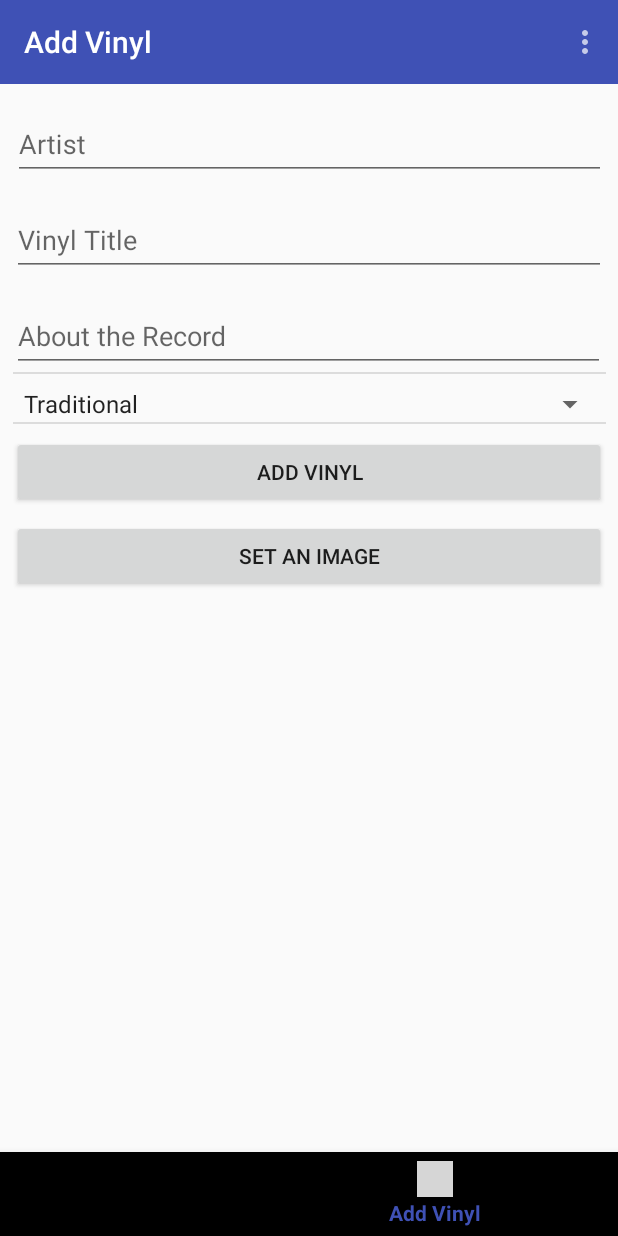
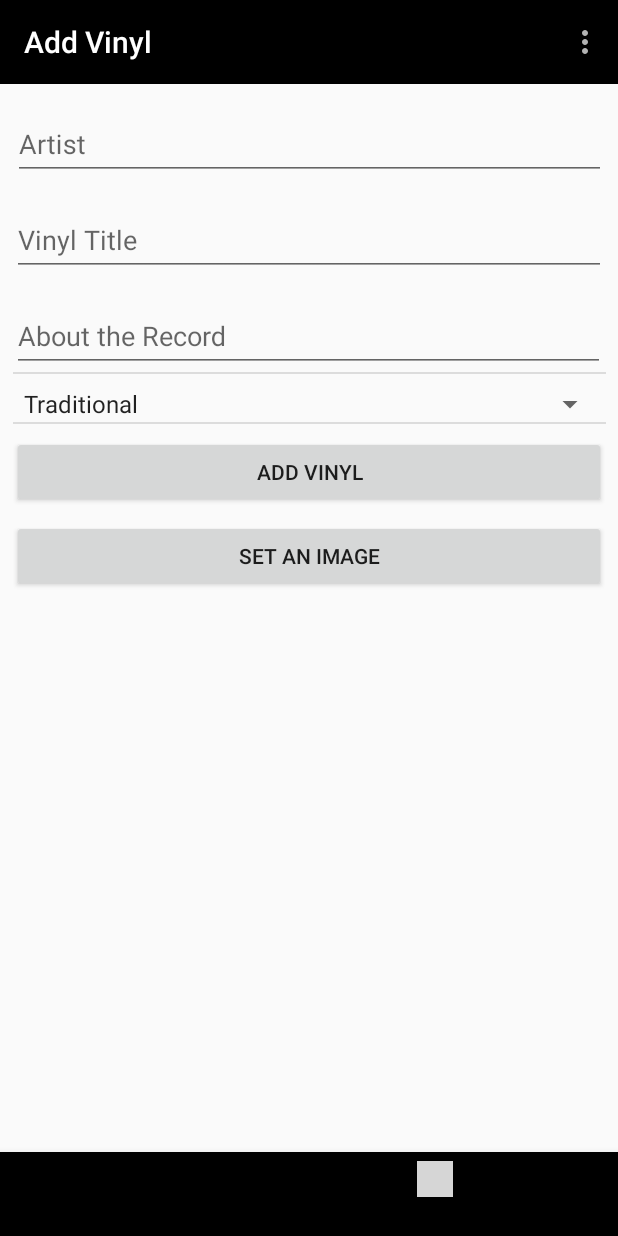
Before and after one commit to ciaranRoche/kang, an Android app: the AddVinylFragment screen opened through its navigation route, on a phone screen of 412 x 824 dp. Run offline under Robolectric (Android 15) with nearby library versions, the phone set to English and light mode, and no system bars; our stand-ins replace navigation-ui; libraries missing offline, so code that uses them is left out: org.jetbrains.anko; 1 statement that could not run was skipped; grey boxes are pictures that could not be loaded.

Commit message:
update coolers

```diff
--- a/app/src/main/java/org/ciaranroche/kang/helpers/GenreHelpers.kt
+++ b/app/src/main/java/org/ciaranroche/kang/helpers/GenreHelpers.kt
@@ -5,15 +5,15 @@ import org.ciaranroche.kang.models.genre.GenreModel
 
 fun seedGenres() : ArrayList<GenreModel> {
     val genres = ArrayList<GenreModel>()
-    genres.add(GenreModel("All", "Doom metal is an extreme subgenre of heavy metal music that typically uses slower tempos, low-tuned guitars and a much thicker or heavier sound than other heavy metal genres. ", R.color.colorAccent))
-    genres.add(GenreModel("Traditional", "Influenced by 70s and 80s heavy metal, traditional doom metal bands more commonly use higher guitar tunings and do not play as slow as many other doom bands.", R.color.colorPrimaryDark))
-    genres.add(GenreModel("Black", "Is a style that combines the slowness and thicker, bassier sound of doom metal with the shrieking vocals and heavily distorted guitar sound of black metal.", R.color.colorPrimary))
-    genres.add(GenreModel("Death", "It combines the slow tempos and pessimistic or depressive mood of doom metal with the deep growling vocals and double kick drumming of death metal.", R.color.colorAccent))
-    genres.add(GenreModel("Funeral", "Funeral doom is a genre that crosses death-doom with funeral dirge music. It is played at a very slow tempo, and places an emphasis on evoking a sense of emptiness and despair.", R.color.colorPrimaryDark))
-    genres.add(GenreModel("Drone", "Is a style of heavy metal that melds the slow tempos and heaviness of doom metal with the long-duration tones of drone music the electric guitar is performed with a large amount of reverb or audio feedback", R.color.colorPrimary))
-    genres.add(GenreModel("Gothic", "Gothic-doom, also known as doom-gothic, is a style that combines more traditional elements of doom metal with gothic rock usually played at slow and mid-tempos", R.color.colorAccent))
-    genres.add(GenreModel("Progressive", "Progressive doom is a fusion genre that combines elements of progressive metal and doom metal.", R.color.colorPrimaryDark))
-    genres.add(GenreModel("Sludge", "Is a style that combines doom metal and hardcore punk, and sometimes Southern rock compose slow and heavy songs that contain brief hardcore passages.", R.color.colorPrimary))
-    genres.add(GenreModel("Stoner", "Describes doom metal that incorporates psychedelic rock and acid rock elements  is often heavily distorted, groove-laden bass-heavy sound, making much use of guitar effects such as fuzz, phaser, or flanger.", R.color.colorAccent))
+    genres.add(GenreModel("All", "Doom metal is an extreme subgenre of heavy metal music that typically uses slower tempos, low-tuned guitars and a much thicker or heavier sound than other heavy metal genres. ", R.color.colorPrimaryDark))
+    genres.add(GenreModel("Traditional", "Influenced by 70s and 80s heavy metal, traditional doom metal bands more commonly use higher guitar tunings and do not play as slow as many other doom bands.", R.color.genre1))
+    genres.add(GenreModel("Black", "Is a style that combines the slowness and thicker, bassier sound of doom metal with the shrieking vocals and heavily distorted guitar sound of black metal.", R.color.genre2))
+    genres.add(GenreModel("Death", "It combines the slow tempos and pessimistic or depressive mood of doom metal with the deep growling vocals and double kick drumming of death metal.", R.color.genre3))
+    genres.add(GenreModel("Funeral", "Funeral doom is a genre that crosses death-doom with funeral dirge music. It is played at a very slow tempo, and places an emphasis on evoking a sense of emptiness and despair.", R.color.genre4))
+    genres.add(GenreModel("Drone", "Is a style of heavy metal that melds the slow tempos and heaviness of doom metal with the long-duration tones of drone music the electric guitar is performed with a large amount of reverb or audio feedback", R.color.genre5))
+    genres.add(GenreModel("Gothic", "Gothic-doom, also known as doom-gothic, is a style that combines more traditional elements of doom metal with gothic rock usually played at slow and mid-tempos", R.color.genre6))
+    genres.add(GenreModel("Progressive", "Progressive doom is a fusion genre that combines elements of progressive metal and doom metal.", R.color.genre7))
+    genres.add(GenreModel("Sludge", "Is a style that combines doom metal and hardcore punk, and sometimes Southern rock compose slow and heavy songs that contain brief hardcore passages.", R.color.genre8))
+    genres.add(GenreModel("Stoner", "Describes doom metal that incorporates psychedelic rock and acid rock elements  is often heavily distorted, groove-laden bass-heavy sound, making much use of guitar effects such as fuzz, phaser, or flanger.", R.color.genre9))
     return genres
 }
--- a/app/src/main/res/values/colors.xml
+++ b/app/src/main/res/values/colors.xml
@@ -1,6 +1,18 @@
 <?xml version="1.0" encoding="utf-8"?>
 <resources>
-    <color name="colorPrimary">#3F51B5</color>
-    <color name="colorPrimaryDark">#303F9F</color>
-    <color name="colorAccent">#00574B</color>
+    <color name="colorPrimary">#000000</color>
+    <color name="colorPrimaryDark">#000000</color>
+    <color name="colorAccent">#4182EA</color>
+    <color name="colorLightAccent">#41EAD4</color>
+    <color name="colorLight">#FFFFFF</color>
+
+    <color name="genre1">#FF206E</color>
+    <color name="genre2">#FFC711</color>
+    <color name="genre3">#41EAD4</color>
+    <color name="genre4">#FF4221</color>
+    <color name="genre5">#84FF11</color>
+    <color name="genre6">#41ACEA</color>
+    <color name="genre7">#FF7921</color>
+    <color name="genre8">#49FF11</color>
+    <color name="genre9">#4182EA</color>
 </resources>
```
